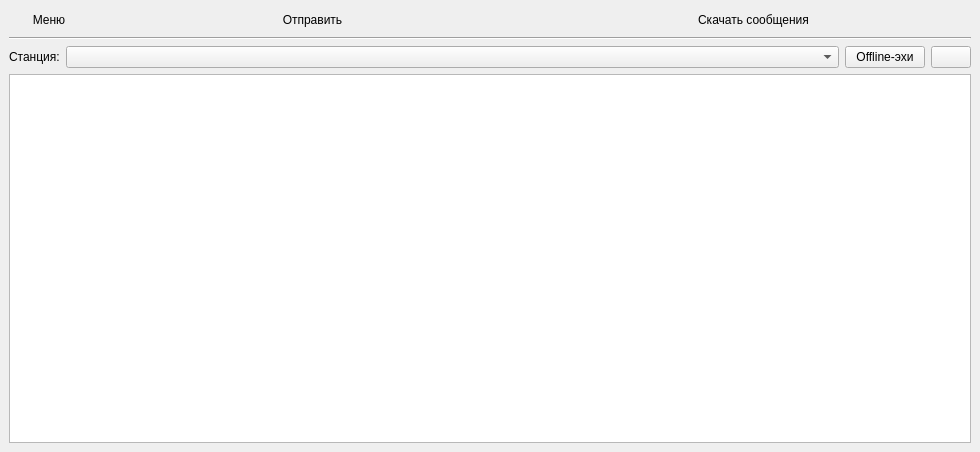
Before: the Qt Designer form qtgui-files/mainwindow.ui in idec-net/cutiefeed, drawn with Qt 5.
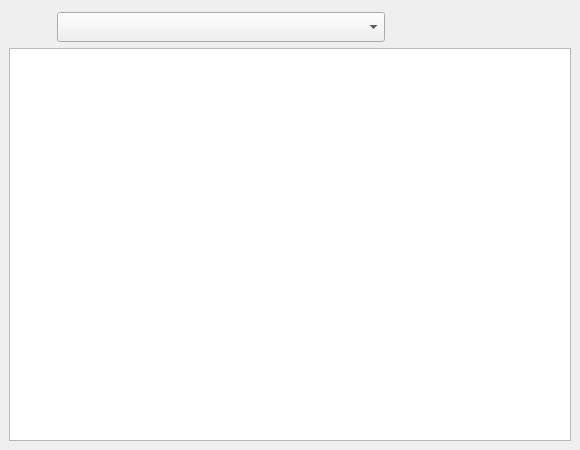
After: the same form once the commit is applied. Icons and pictures are not drawn.

Patch:
```diff
--- a/qtgui-files/mainwindow.ui
+++ b/qtgui-files/mainwindow.ui
@@ -6,8 +6,8 @@
    <rect>
     <x>0</x>
     <y>0</y>
-    <width>980</width>
-    <height>452</height>
+    <width>580</width>
+    <height>450</height>
    </rect>
   </property>
   <property name="windowTitle">
@@ -17,6 +17,18 @@
    <layout class="QVBoxLayout" name="verticalLayout_2">
     <item>
      <layout class="QHBoxLayout" name="horizontalLayout">
+      <property name="leftMargin">
+       <number>2</number>
+      </property>
+      <property name="topMargin">
+       <number>3</number>
+      </property>
+      <property name="rightMargin">
+       <number>2</number>
+      </property>
+      <property name="bottomMargin">
+       <number>0</number>
+      </property>
       <item>
        <widget class="QPushButton" name="menuButton">
         <property name="sizePolicy">
@@ -28,12 +40,15 @@
         <property name="toolTip">
          <string>Меню</string>
         </property>
-        <property name="text">
-         <string>Меню</string>
-        </property>
         <property name="icon">
          <iconset>
-          <normaloff>../artwork/document-properties.svg</normaloff>../artwork/document-properties.svg</iconset>
+          <normaloff>../artwork/menu.svg</normaloff>../artwork/menu.svg</iconset>
+        </property>
+        <property name="iconSize">
+         <size>
+          <width>30</width>
+          <height>30</height>
+         </size>
         </property>
         <property name="shortcut">
          <string>Alt+M</string>
@@ -44,23 +59,42 @@
        </widget>
       </item>
       <item>
-       <widget class="QPushButton" name="pushButton_2">
-        <property name="text">
-         <string>Отправить</string>
+       <widget class="QComboBox" name="comboBox">
+        <property name="minimumSize">
+         <size>
+          <width>0</width>
+          <height>30</height>
+         </size>
         </property>
-        <property name="shortcut">
-         <string>Alt+S</string>
+        <property name="sizeAdjustPolicy">
+         <enum>QComboBox::AdjustToMinimumContentsLength</enum>
         </property>
-        <property name="flat">
-         <bool>true</bool>
+        <property name="minimumContentsLength">
+         <number>18</number>
         </property>
        </widget>
       </item>
       <item>
        <widget class="QPushButton" name="pushButton">
-        <property name="text">
+        <property name="sizePolicy">
+         <sizepolicy hsizetype="Maximum" vsizetype="Fixed">
+          <horstretch>0</horstretch>
+          <verstretch>0</verstretch>
+         </sizepolicy>
+        </property>
+        <property name="toolTip">
          <string>Скачать сообщения</string>
         </property>
+        <property name="icon">
+         <iconset>
+          <normaloff>../artwork/download.svg</normaloff>../artwork/download.svg</iconset>
+        </property>
+        <property name="iconSize">
+         <size>
+          <width>30</width>
+          <height>30</height>
+         </size>
+        </property>
         <property name="shortcut">
          <string>Alt+F</string>
         </property>
@@ -69,33 +103,35 @@
         </property>
        </widget>
       </item>
-     </layout>
-    </item>
-    <item>
-     <widget class="Line" name="line">
-      <property name="orientation">
-       <enum>Qt::Horizontal</enum>
-      </property>
-     </widget>
-    </item>
-    <item>
-     <layout class="QHBoxLayout" name="horizontalLayout_2">
       <item>
-       <widget class="QLabel" name="label">
+       <widget class="QPushButton" name="pushButton_2">
         <property name="sizePolicy">
-         <sizepolicy hsizetype="Maximum" vsizetype="Preferred">
+         <sizepolicy hsizetype="Maximum" vsizetype="Fixed">
           <horstretch>0</horstretch>
           <verstretch>0</verstretch>
          </sizepolicy>
         </property>
-        <property name="text">
-         <string>Станция:</string>
+        <property name="toolTip">
+         <string>Отправить все сообщения</string>
+        </property>
+        <property name="icon">
+         <iconset>
+          <normaloff>../artwork/cloud-upload.svg</normaloff>../artwork/cloud-upload.svg</iconset>
+        </property>
+        <property name="iconSize">
+         <size>
+          <width>30</width>
+          <height>30</height>
+         </size>
+        </property>
+        <property name="shortcut">
+         <string>Alt+S</string>
+        </property>
+        <property name="flat">
+         <bool>true</bool>
         </property>
        </widget>
       </item>
-      <item>
-       <widget class="QComboBox" name="comboBox"/>
-      </item>
       <item>
        <widget class="QPushButton" name="pushButton_3">
         <property name="sizePolicy">
@@ -104,12 +140,25 @@
           <verstretch>0</verstretch>
          </sizepolicy>
         </property>
-        <property name="text">
+        <property name="toolTip">
          <string>Offline-эхи</string>
         </property>
+        <property name="icon">
+         <iconset>
+          <normaloff>../artwork/sync-off.svg</normaloff>../artwork/sync-off.svg</iconset>
+        </property>
+        <property name="iconSize">
+         <size>
+          <width>30</width>
+          <height>30</height>
+         </size>
+        </property>
         <property name="shortcut">
          <string>Ctrl+O</string>
         </property>
+        <property name="flat">
+         <bool>true</bool>
+        </property>
        </widget>
       </item>
       <item>
@@ -125,11 +174,20 @@
         </property>
         <property name="icon">
          <iconset>
-          <normaloff>../artwork/view-refresh.svg</normaloff>../artwork/view-refresh.svg</iconset>
+          <normaloff>../artwork/refresh.svg</normaloff>../artwork/refresh.svg</iconset>
+        </property>
+        <property name="iconSize">
+         <size>
+          <width>30</width>
+          <height>30</height>
+         </size>
         </property>
         <property name="shortcut">
          <string>Ctrl+R</string>
         </property>
+        <property name="flat">
+         <bool>true</bool>
+        </property>
        </widget>
       </item>
      </layout>
```
